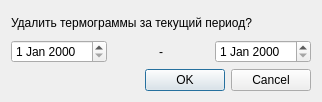
Above: qt/form_delete_therm.ui from idergunoff/geovel_1.0 before the change. Below: the same form after it.
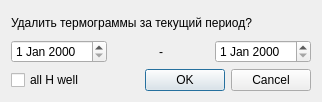
That is the form after the change.

The edit to the form file:
```diff
--- a/qt/form_delete_therm.ui
+++ b/qt/form_delete_therm.ui
@@ -15,8 +15,6 @@
   </property>
   <layout class="QGridLayout" name="gridLayout_3">
    <item row="0" column="0">
-    <layout class="QGridLayout" name="gridLayout_2">
-     <item row="0" column="0">
       <widget class="QLabel" name="label_2">
        <property name="text">
         <string>Удалить термограммы за текущий период?</string>
@@ -44,6 +42,15 @@
       </layout>
      </item>
      <item row="2" column="0">
+    <layout class="QGridLayout" name="gridLayout_2">
+     <item row="0" column="0">
+      <widget class="QCheckBox" name="checkBox_all_hwell">
+       <property name="text">
+        <string>all H well</string>
+       </property>
+      </widget>
+     </item>
+     <item row="0" column="1">
       <widget class="QDialogButtonBox" name="buttonBox">
        <property name="standardButtons">
         <set>QDialogButtonBox::Cancel|QDialogButtonBox::Ok</set>
```
Lines whose indentation alone changed are shown as unchanged.
